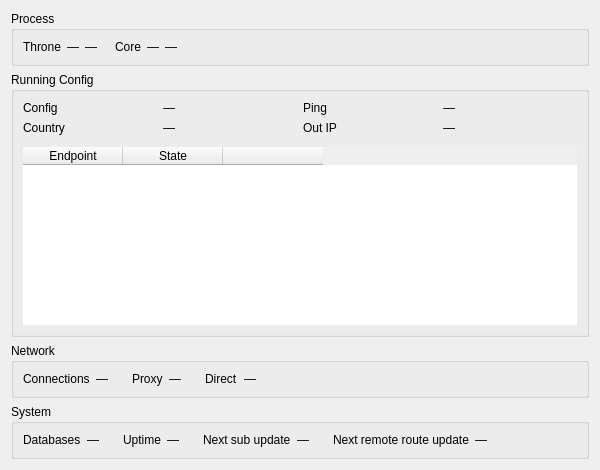
Old version of the form include/ui/stats/RuntimeStatsWidget.ui in the repository throneproj/Throne.
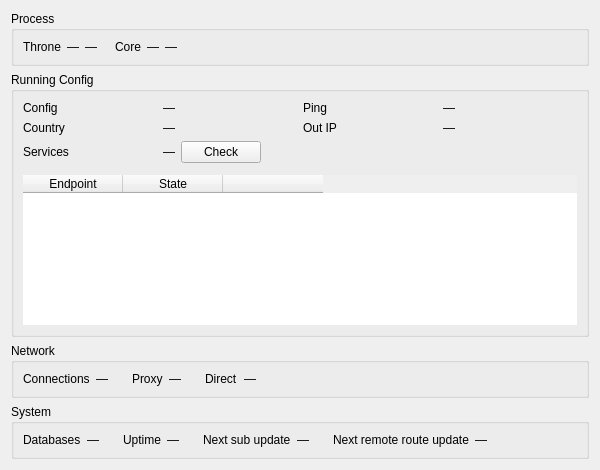
New version of the form.

Commit message: experimental: add service availability check

Patch:
```diff
--- a/include/ui/stats/RuntimeStatsWidget.ui
+++ b/include/ui/stats/RuntimeStatsWidget.ui
@@ -178,6 +178,44 @@
           </property>
          </widget>
         </item>
+        <item row="4" column="0">
+         <widget class="QLabel" name="labelServices">
+          <property name="text">
+           <string>Services</string>
+          </property>
+         </widget>
+        </item>
+        <item row="4" column="1" colspan="3">
+         <layout class="QHBoxLayout" name="servicesLayout">
+          <item>
+           <widget class="QLabel" name="vServices">
+            <property name="text">
+             <string notr="true">—</string>
+            </property>
+           </widget>
+          </item>
+          <item>
+           <widget class="QPushButton" name="btnServiceCheck">
+            <property name="text">
+             <string>Check</string>
+            </property>
+           </widget>
+          </item>
+          <item>
+           <spacer name="servicesSpacer">
+            <property name="orientation">
+             <enum>Qt::Orientation::Horizontal</enum>
+            </property>
+            <property name="sizeHint" stdset="0">
+             <size>
+              <width>0</width>
+              <height>0</height>
+             </size>
+            </property>
+           </spacer>
+          </item>
+         </layout>
+        </item>
        </layout>
       </item>
       <item>
```
The commit also changes 48 other files.
